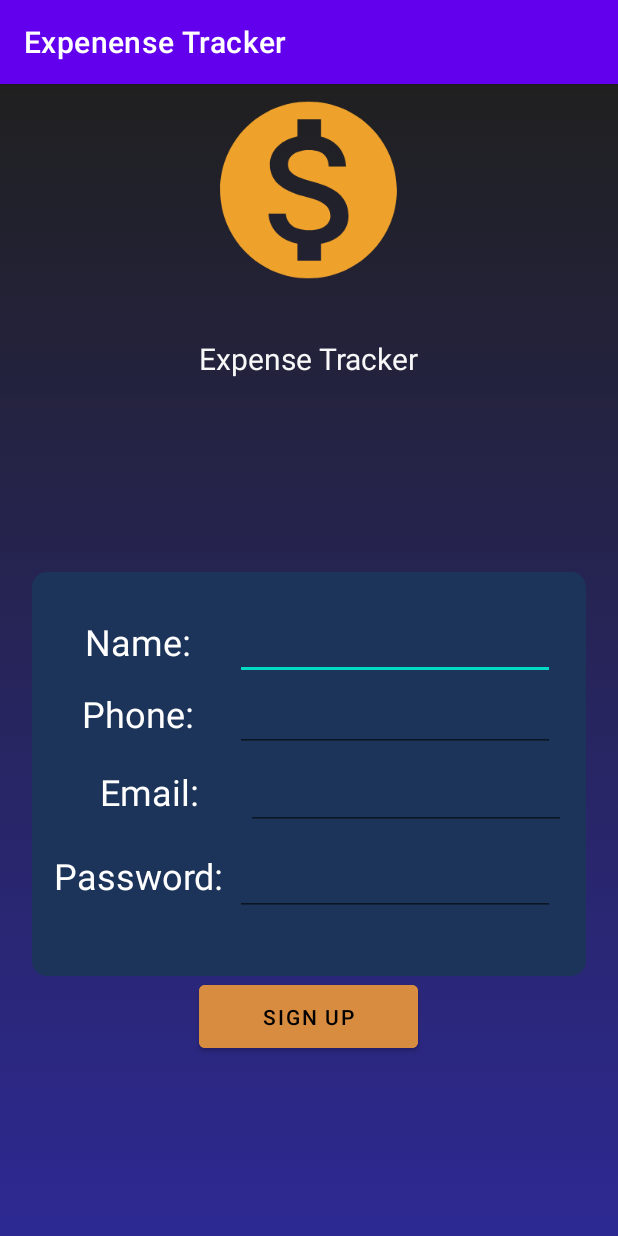
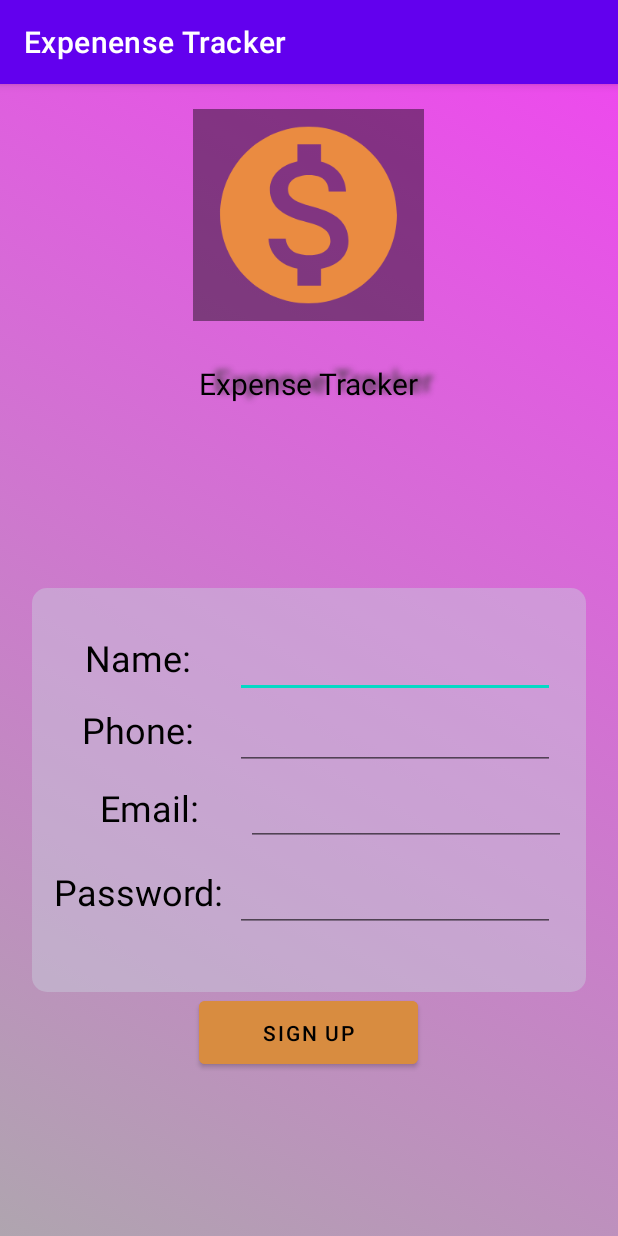
Before and after one commit to SonicWarrior1/ExpenseTracker, an Android app: the SignUpActivity screen opened directly, with no data from a screen before it, on a phone screen of 412 x 824 dp. Run offline under Robolectric (Android 15) with nearby library versions, the phone set to English and light mode, and no system bars.

```diff
--- a/app/src/main/res/drawable/box.xml
+++ b/app/src/main/res/drawable/box.xml
@@ -3,8 +3,8 @@
     <item>
         <shape xmlns:android="http://schemas.android.com/apk/res/android"
             android:shape="rectangle">
-            <solid android:color="#1C3459"/>
-            <corners android:radius="10dp"/>
+            <solid android:color="#70C9D0DC" />
+            <corners android:radius="10dp" />
         </shape>
 
     </item>
--- a/app/src/main/res/drawable/gradient.xml
+++ b/app/src/main/res/drawable/gradient.xml
@@ -4,9 +4,9 @@
       <shape xmlns:android="http://schemas.android.com/apk/res/android"
         android:shape="rectangle">
          <gradient
-            android:startColor="#2D2993"
-            android:endColor="#202020"
-            android:angle="90"/>
+            android:startColor="#AFA5AF"
+            android:endColor="#ED4AED"
+            android:angle="45"/>
       </shape>
     </item>
 </selector>
--- a/app/src/main/res/drawable/ic_baseline_monetization_on_24.xml
+++ b/app/src/main/res/drawable/ic_baseline_monetization_on_24.xml
@@ -1,4 +1,4 @@
-<vector android:height="24dp" android:tint="#EEA12B"
+<vector android:height="24dp" android:tint="#EA8B41"
     android:viewportHeight="24" android:viewportWidth="24"
     android:width="24dp" xmlns:android="http://schemas.android.com/apk/res/android">
     <path android:fillColor="@android:color/white" android:pathData="M12,2C6.48,2 2,6.48 2,12s4.48,10 10,10 10,-4.48 10,-10S17.52,2 12,2zM13.41,18.09L13.41,20h-2.67v-1.93c-1.71,-0.36 -3.16,-1.46 -3.27,-3.4h1.96c0.1,1.05 0.82,1.87 2.65,1.87 1.96,0 2.4,-0.98 2.4,-1.59 0,-0.83 -0.44,-1.61 -2.67,-2.14 -2.48,-0.6 -4.18,-1.62 -4.18,-3.67 0,-1.72 1.39,-2.84 3.11,-3.21L10.74,4h2.67v1.95c1.86,0.45 2.79,1.86 2.85,3.39L14.3,9.34c-0.05,-1.11 -0.64,-1.87 -2.22,-1.87 -1.5,0 -2.4,0.68 -2.4,1.64 0,0.84 0.65,1.39 2.67,1.91s4.18,1.39 4.18,3.91c-0.01,1.83 -1.38,2.83 -3.12,3.16z"/>
--- a/app/src/main/res/layout/activity_sign_up.xml
+++ b/app/src/main/res/layout/activity_sign_up.xml
@@ -11,15 +11,16 @@
         android:id="@+id/imageView3"
         android:layout_width="154dp"
         android:layout_height="141dp"
+        android:background="#6D000000"
         android:contentDescription="TODO"
         app:layout_constraintBottom_toBottomOf="parent"
         app:layout_constraintEnd_toEndOf="parent"
         app:layout_constraintHorizontal_bias="0.498"
         app:layout_constraintStart_toStartOf="parent"
         app:layout_constraintTop_toTopOf="parent"
-        app:layout_constraintVertical_bias="0.0"
+
+        app:layout_constraintVertical_bias="0.027"
         app:srcCompat="@drawable/ic_baseline_monetization_on_24"
-
         tools:ignore="ContentDescription" />
 
     <TextView
@@ -28,8 +29,12 @@
         android:layout_height="84dp"
         android:layout_marginBottom="424dp"
         android:gravity="center"
+        android:shadowColor="#323030"
+        android:shadowDx="15"
+        android:shadowDy="-3"
+        android:shadowRadius="5"
         android:text="Expense Tracker"
-        android:textColor="#F8F8F8"
+        android:textColor="#000000"
         android:textSize="20sp"
         app:layout_constraintBottom_toBottomOf="parent"
         app:layout_constraintEnd_toEndOf="parent"
@@ -85,7 +90,7 @@
                 android:layout_height="48dp"
                 android:gravity="center"
                 android:text="Name:"
-                android:textColor="#FFFFFF"
+                android:textColor="#000000"
                 android:textSize="24sp" />
 
             <EditText
@@ -93,7 +98,10 @@
                 android:layout_width="wrap_content"
                 android:layout_height="wrap_content"
                 android:ems="10"
-                android:inputType="textPersonName" />
+                android:inputType="textPersonName"
+                android:minHeight="48dp"
+                android:textColor="#FFFFFF"
+                tools:ignore="SpeakableTextPresentCheck" />
 
         </TableRow>
 
@@ -107,7 +115,7 @@
                 android:layout_height="48dp"
                 android:gravity="center"
                 android:text="Phone:"
-                android:textColor="#FFFFFF"
+                android:textColor="#000000"
                 android:textSize="24sp" />
 
             <EditText
@@ -115,7 +123,10 @@
                 android:layout_width="wrap_content"
                 android:layout_height="wrap_content"
                 android:ems="10"
-                android:inputType="number" />
+                android:inputType="number"
+                android:minHeight="48dp"
+                android:textColor="#FFFFFF"
+                tools:ignore="SpeakableTextPresentCheck" />
 
         </TableRow>
 
@@ -130,7 +141,7 @@
                 android:layout_height="41dp"
                 android:gravity="center"
                 android:text="Email:"
-                android:textColor="#FFFFFF"
+                android:textColor="#000000"
                 android:textSize="24sp" />
 
             <EditText
@@ -153,7 +164,7 @@
                 android:layout_height="48dp"
                 android:gravity="center"
                 android:text="Password:"
-                android:textColor="#FFFFFF"
+                android:textColor="#000000"
                 android:textSize="24sp" />
 
             <EditText
@@ -163,7 +174,8 @@
                 android:ems="10"
                 android:inputType="textPassword"
                 android:minHeight="48dp"
-                android:textColor="#FFFFFF" />
+                android:textColor="#FFFFFF"
+                tools:ignore="SpeakableTextPresentCheck" />
         </TableRow>
 
     </TableLayout>
@@ -177,8 +189,9 @@
         android:textSize="20sp"
         app:layout_constraintBottom_toTopOf="@+id/imageView4"
         app:layout_constraintEnd_toEndOf="parent"
+        app:layout_constraintHorizontal_bias="0.597"
         app:layout_constraintStart_toStartOf="parent"
         app:layout_constraintTop_toBottomOf="@+id/textView1"
-        app:layout_constraintVertical_bias="0.0" />
+        app:layout_constraintVertical_bias="1.0" />
 
 </androidx.constraintlayout.widget.ConstraintLayout>
--- a/app/src/main/res/values/strings.xml
+++ b/app/src/main/res/values/strings.xml
@@ -9,4 +9,5 @@
     <string name="invalid_username">Not a valid username</string>
     <string name="invalid_password">Password must be >5 characters</string>
     <string name="login_failed">"Login failed"</string>
+    <string name="expense_tracker">Expense Tracker</string>
 </resources>
```
Also changed, not shown: app/src/main/java/com/example/expenensetracker/DbHandler.java (+16 -0 lines), app/src/main/java/com/example/expenensetracker/LoginActivity.java (+17 -9 lines), app/src/main/java/com/example/expenensetracker/SignUpActivity.java (+10 -3 lines), app/src/main/res/layout/activity_login.xml (+9 -6 lines), app/src/main/res/layout/activity_main.xml (+7 -3 lines), app/src/main/res/layout/activity_second.xml (+11 -7 lines), app/src/main/res/font/roboto_medium.ttf (added).
